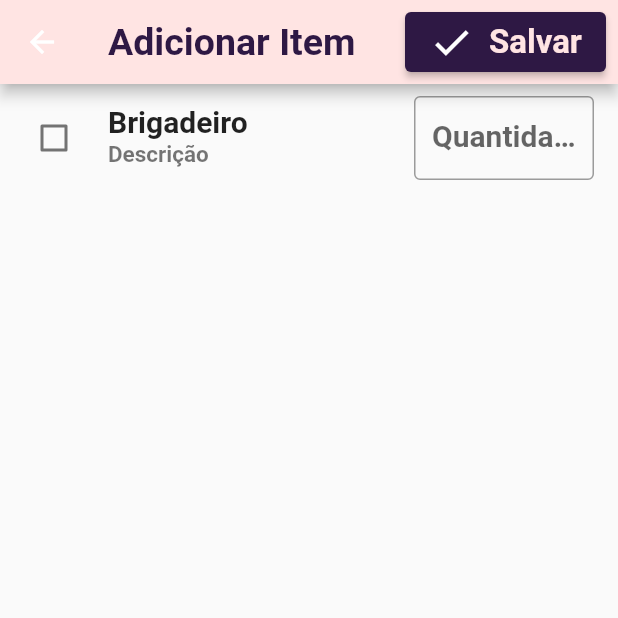
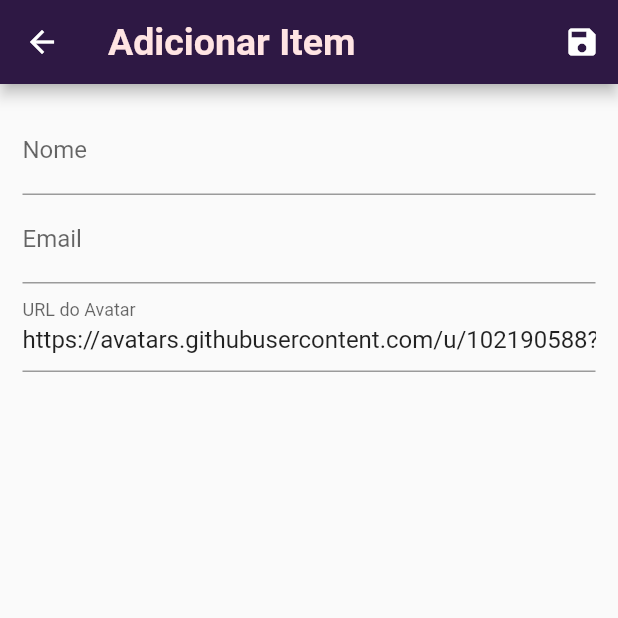
Before and after one commit to RodrigoSaymon/Leonardo-Leitao, a Flutter app: the OrcamentoAdd screen opened by its route, on a phone screen of 412 x 824 dp, the top half of it. Run offline on Flutter 3.47's test engine with Material 2 defaults, Android fonts, the phone set to English and light mode, and no system bars; our stand-ins replace google_nav_bar; network calls fail.

Commit message:
gçrjoigjerg

```diff
--- a/dolce/lib/Home/Catalogo/catalogo_page.dart
+++ b/dolce/lib/Home/Catalogo/catalogo_page.dart
@@ -1,6 +1,6 @@
 import 'package:flutter/material.dart';
 
-import '../../components/user-tile.dart';
+import '../../null_user-tile.dart';
 import '../tab_custom.dart';
 import 'doces/decorados.dart';
 import 'doces/finos.dart';
--- a/dolce/lib/Home/Orçamento/orcamento_add.dart
+++ b/dolce/lib/Home/Orçamento/orcamento_add.dart
@@ -1,6 +1,10 @@
+// ignore_for_file: unused_local_variable
+
+import 'package:dolce/avatar.dart';
+import 'package:dolce/models/user.dart';
+import 'package:dolce/provider/users.dart';
 import 'package:flutter/material.dart';
-
-import '../Catalogo/doces/tradicional.dart';
+import 'package:provider/provider.dart';
 import 'orcamento_page.dart';
 
 class OrcamentoAdd extends OrcamentoPage {
@@ -11,6 +15,16 @@ class OrcamentoAdd extends OrcamentoPage {
 }
 
 class _OrcamentoAddState extends State<OrcamentoAdd> {
+  final _form = GlobalKey<FormState>();
+  final Map<dynamic, String> _formData = {};
+
+  void _loadFormData(User user) {
+    _formData['id'] = user.id.toString();
+    _formData['name'] = user.name.toString();
+    _formData['email'] = user.email.toString();
+    _formData['avatarUrl'] = user.avatarUrl.toString();
+  }
+
   var item = Container();
   var itensAdd = <Widget>[];
   var numero = 0;
@@ -39,90 +53,115 @@ class _OrcamentoAddState extends State<OrcamentoAdd> {
 
   @override
   Widget build(BuildContext context) {
+    // final user = ModalRoute?.of<int>(context)?.settings.arguments as User;
+    // _loadFormData(user);
+
+    // print(user.name);
     return Scaffold(
         appBar: AppBar(
-        backgroundColor: const Color.fromRGBO(255, 228, 227, 1),
           title: const Text(
             'Adicionar Item',
             style: TextStyle(
-            color: Color.fromRGBO(46, 24, 68, 1),
+              color: Color.fromRGBO(255, 228, 227, 1),
               fontWeight: FontWeight.bold,
               fontSize: 25,
             ),
           ),
           actions: [
-          Container(
-            height: 20,
-            width: 150,
-            child: Padding(
-              padding: const EdgeInsets.all(8.0),
-              child: ElevatedButton(
-                style: ButtonStyle(
-                  backgroundColor: MaterialStateProperty.all(
-                    const Color.fromRGBO(46, 24, 68, 1),
+            IconButton(
+                onPressed: () {
+                  final isValid = _form.currentState?.validate();
+                  if (isValid == true) {
+                    _form.currentState?.save();
+                    Provider.of<Users>(context, listen: false).put(User(
+                      id: _formData['id'],
+                      name: _formData['name'],
+                      email: _formData['email'],
+                      avatarUrl: _formData['avatarUrl'],
+                    ));
+                    Navigator.of(context).pop();
+                  }
+                },
+                icon: Icon(Icons.save))
+          ],
         ),
+        body: Padding(
+          padding: EdgeInsets.all(15),
+          child: Form(
+            key: _form,
+            child: Column(
+              children: [
+                TextFormField(
+                  initialValue: _formData['name'],
+                  decoration: InputDecoration(labelText: 'Nome'),
+                  validator: (valui) {
+                    if (valui == null || valui.isEmpty) {
+                      return 'Nome Invalido';
+                    }
+                    if (valui.trim().length < 3) {
+                      return 'Nome muito pequeno';
+                    }
+                  },
+                  onSaved: (value) => _formData['name'] = value.toString(),
+                  // print(value);
                 ),
-                onPressed: () {
-                  Navigator.of(context).pop();
+                TextFormField(
+                  initialValue: _formData['email'],
+                  decoration: InputDecoration(labelText: 'Email'),
+                  validator: (valui) {
+                    if (valui == null || valui.isEmpty) {
+                      return 'Email Invalido';
+                    }
+                    if (valui.trim().length < 3) {
+                      return 'Texto muito pequeno';
+                    }
                   },
-                child: Row(
-                  children: [
-                    Icon(
-                      Icons.check,
-                      size: 30,
+                  onSaved: (value) => _formData['email'] = value.toString(),
+                  // print(value);
                 ),
-                    SizedBox(
-                      width: 10,
-                    ),
-                    Text(
-                      'Salvar',
-                      style: TextStyle(
-                        color: Color.fromRGBO(255, 228, 227, 1),
-                        fontWeight: FontWeight.bold,
-                        fontSize: 22,
-                      ),
-                    ),
+                Avatar(
+                  avatar1: _formData['avatarUrl'],
+                  salvar: (value) => _formData['avatarUrl'] = value.toString(),
+                )
               ],
             ),
           ),
-            ),
         )
-        ],
-      ),
-      body: SingleChildScrollView(
-        child: Column(
-          children: [
-            CheckboxListTile(
-              value: checar[numero],
-              onChanged: (value) {
-                contar();
-              },
-              title: const Text(
-                'Brigadeiro',
-                style: TextStyle(fontSize: 20, fontWeight: FontWeight.bold),
-              ),
-              subtitle: const Text(
-                'Descrição',
-                style: TextStyle(fontSize: 15, fontWeight: FontWeight.bold),
-              ),
-              controlAffinity: ListTileControlAffinity.leading,
-              secondary: Container(
-                width: 120,
-                child: Center(
-                    child: TextFormField(
-                  decoration: InputDecoration(
-                    border: OutlineInputBorder(),
-                    labelText: 'Quantidade',
-                    labelStyle: TextStyle(),
-                    // labelText: 'Quantidade',100
-                  ),
-                  style: TextStyle(fontSize: 20, fontWeight: FontWeight.bold),
-                )),
-              ),
-            ),
-          ],
-        ),
-      ),
+
+        // SingleChildScrollView(
+        //   child: Column(
+        //     children: [
+        //       CheckboxListTile(
+        //         value: checar[numero],
+        //         onChanged: (value) {
+        //           contar();
+        //         },
+        //         title: const Text(
+        //           'Brigadeiro',
+        //           style: TextStyle(fontSize: 20, fontWeight: FontWeight.bold),
+        //         ),
+        //         subtitle: const Text(
+        //           'Descrição',
+        //           style: TextStyle(fontSize: 15, fontWeight: FontWeight.bold),
+        //         ),
+        //         controlAffinity: ListTileControlAffinity.leading,
+        //         secondary: Container(
+        //           width: 120,
+        //           child: Center(
+        //               child: TextFormField(
+        //             decoration: InputDecoration(
+        //               border: OutlineInputBorder(),
+        //               labelText: 'Quantidade',
+        //               labelStyle: TextStyle(),
+        //               // labelText: 'Quantidade',100
+        //             ),
+        //             style: TextStyle(fontSize: 20, fontWeight: FontWeight.bold),
+        //           )),
+        //         ),
+        //       ),
+        //     ],
+        //   ),
+        // ),
         );
   }
 }
--- /dev/null
+++ b/dolce/lib/avatar.dart
@@ -0,0 +1,17 @@
+import 'package:flutter/material.dart';
+
+class Avatar extends StatelessWidget {
+  Avatar({Key? key, this.avatar1, avatar2, this.salvar}) : super(key: key);
+
+  String? avatar1;
+  String avatar2 = 'https://avatars.githubusercontent.com/u/102190588?v=4';
+  void Function(String?)? salvar;
+
+  @override
+  Widget build(BuildContext context) {
+    return TextFormField(
+        initialValue: avatar1 ?? avatar2,
+        decoration: InputDecoration(labelText: 'URL do Avatar'),
+        onSaved: salvar);
+  }
+}
--- a/dolce/lib/models/user.dart
+++ b/dolce/lib/models/user.dart
@@ -1,7 +1,11 @@
 class User {
   String? id;
-  String name;
+  String? name;
   String? email;
   String? avatarUrl;
-  User({this.id, required this.name, this.email, this.avatarUrl});
+  User({this.id, this.name, this.email, this.avatarUrl});
+
+  get all => null;
+
+  ByIndex(i) {}
 }
--- a/dolce/lib/views/user_list.dart
+++ b/dolce/lib/views/user_list.dart
@@ -14,7 +14,7 @@ class UserList extends StatelessWidget {
       body: ListView.builder(
           itemCount: users.length,
           itemBuilder: ((context, index) =>
-              Text(users.values.elementAt(index).name))),
+              Text(users.values.elementAt(index).name.toString()))),
     );
   }
 }
```
Also changed, not shown: dolce/lib/Home/Orçamento/orcamento_page.dart (+54 -21 lines), dolce/lib/components/user-tile.dart (deleted, +0 -22 lines), dolce/lib/null_user-tile.dart (added, +54 -0 lines). Lines whose indentation alone changed are shown as unchanged.
